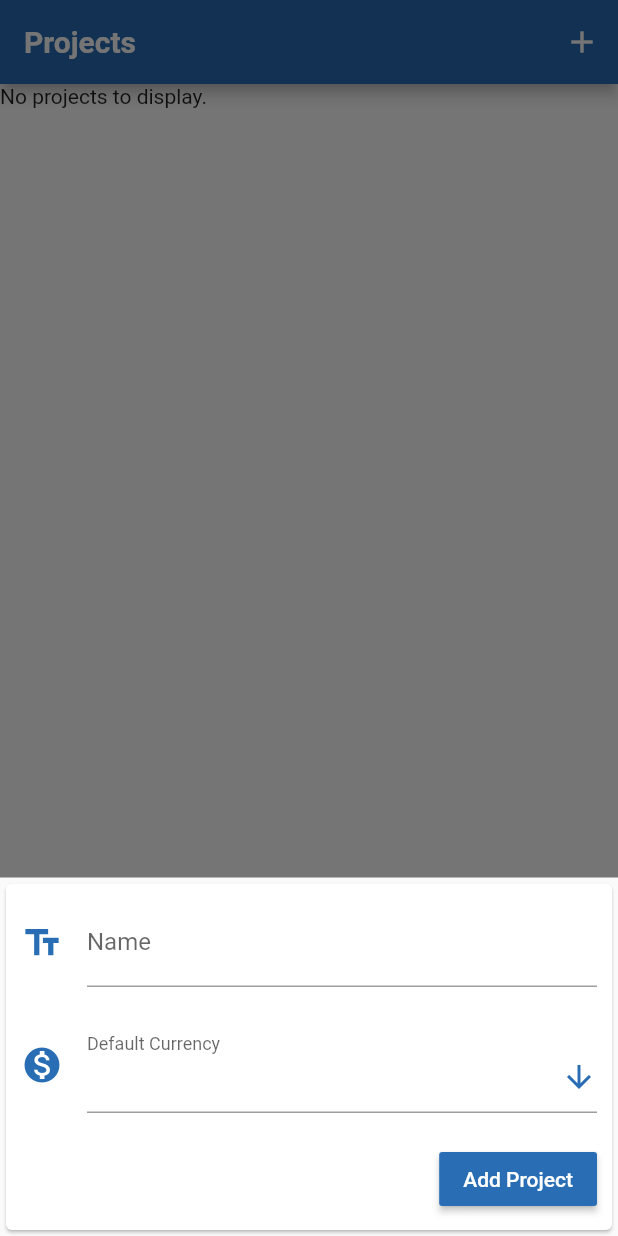
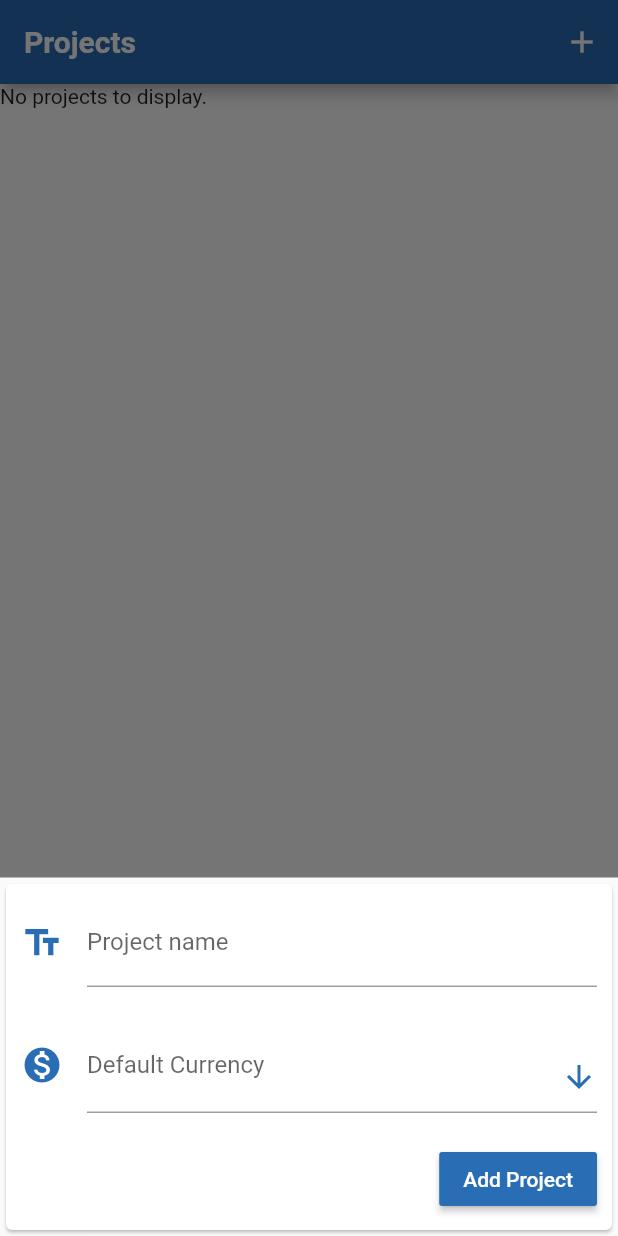
Before and after one commit to krzysiekz/CostyFlutter, a Flutter app: the screen it shows after launch, after a tap on the "add" icon, on a phone screen of 412 x 824 dp. Run offline on Flutter 3.47's test engine with Material 2 defaults, Android fonts, the phone set to English and light mode, and no system bars; our stand-ins replace bloc, dartz, decimal, equatable, flutter_bloc, get_it and 1 more; missing offline and left inert: flare_splash_screen; accounts and stored records are empty; Roboto replaces fonts that are missing (OpenSans); statements that could not run were skipped.

Commit message:
some code cleanup

```diff
--- a/lib/presentation/widgets/forms/new_project_form.dart
+++ b/lib/presentation/widgets/forms/new_project_form.dart
@@ -1,3 +1,4 @@
+import 'package:costy/presentation/widgets/other/custom_text_field.dart';
 import 'package:flutter/material.dart';
 import 'package:flutter_bloc/flutter_bloc.dart';
 
@@ -6,7 +7,6 @@ import '../../bloc/bloc.dart';
 import '../../bloc/currency_bloc.dart';
 import '../../bloc/currency_state.dart';
 import '../../bloc/project_bloc.dart';
-import '../utilities/dialog_utilities.dart';
 
 class NewProjectForm extends StatefulWidget {
   @override
@@ -22,11 +22,9 @@ class _NewProjectFormState extends State<NewProjectForm> {
   void _submitData() {
     if (_formKey.currentState.validate()) {
       final enteredName = _nameController.text;
-      final enteredDefaultCurrency = _defaultCurrency;
 
       BlocProvider.of<ProjectBloc>(context).add(AddProjectEvent(
-          projectName: enteredName,
-          defaultCurrency: Currency(name: enteredDefaultCurrency)));
+          projectName: enteredName, defaultCurrency: _defaultCurrency));
       BlocProvider.of<ProjectBloc>(context).add(GetProjectsEvent());
 
       Navigator.of(context).pop();
@@ -48,14 +46,8 @@ class _NewProjectFormState extends State<NewProjectForm> {
   @override
   Widget build(BuildContext context) {
     return SingleChildScrollView(
-      child: BlocConsumer<CurrencyBloc, CurrencyState>(
+      child: BlocBuilder<CurrencyBloc, CurrencyState>(
           bloc: BlocProvider.of<CurrencyBloc>(context),
-          listener: (context, state) {
-            if (state is CurrencyError) {
-              DialogUtilities.showAlertDialog(
-                  context, 'Error', 'Cannot get available currencies.');
-            }
-          },
           builder: (context, state) {
             return Card(
               color: Theme.of(context).backgroundColor,
@@ -76,8 +68,6 @@ class _NewProjectFormState extends State<NewProjectForm> {
   Widget _buildForm(BuildContext context, CurrencyState state) {
     if (state is CurrencyLoaded) {
       return _showForm(context, state);
-    } else if (state is CurrencyLoading) {
-      return DialogUtilities.showLoadingIndicator(context);
     } else {
       return new Container();
     }
@@ -89,7 +79,13 @@ class _NewProjectFormState extends State<NewProjectForm> {
       child: Column(
         crossAxisAlignment: CrossAxisAlignment.end,
         children: <Widget>[
-          _createProjectNameTextField(context),
+          CustomTextField(
+            icon: Icons.text_fields,
+            hintText: 'Enter project name',
+            labelText: 'Project name',
+            controller: _nameController,
+            validator: (val) => val.isEmpty ? 'Project name is required' : null,
+          ),
           const SizedBox(
             height: 20,
           ),
@@ -108,10 +104,10 @@ class _NewProjectFormState extends State<NewProjectForm> {
     );
   }
 
-  FormField<String> _createCurrencyDropdownField(
+  FormField<Currency> _createCurrencyDropdownField(
       BuildContext context, CurrencyLoaded state) {
-    return FormField<String>(
-      builder: (FormFieldState<String> formState) {
+    return FormField<Currency>(
+      builder: (FormFieldState<Currency> formState) {
         return InputDecorator(
           decoration: InputDecoration(
             icon: Icon(
@@ -122,25 +118,25 @@ class _NewProjectFormState extends State<NewProjectForm> {
             labelText: 'Default Currency',
             errorText: formState.hasError ? formState.errorText : null,
           ),
-          isEmpty: _defaultCurrency == '',
+          isEmpty: _defaultCurrency == null,
           child: new DropdownButtonHideUnderline(
-            child: new DropdownButton<String>(
+            child: new DropdownButton<Currency>(
               icon: Icon(
                 Icons.arrow_downward,
                 color: Theme.of(context).primaryColor,
               ),
               value: _defaultCurrency,
               isDense: true,
-              onChanged: (String newValue) {
+              onChanged: (Currency newValue) {
                 setState(() {
                   _defaultCurrency = newValue;
                   formState.didChange(newValue);
                 });
               },
               items: state.currencies
-                  .map<DropdownMenuItem<String>>((Currency currency) {
-                return DropdownMenuItem<String>(
-                  value: currency.name,
+                  .map<DropdownMenuItem<Currency>>((Currency currency) {
+                return DropdownMenuItem<Currency>(
+                  value: currency,
                   child: Text(currency.name),
                 );
               }).toList(),
@@ -149,26 +145,8 @@ class _NewProjectFormState extends State<NewProjectForm> {
         );
       },
       validator: (val) {
-        return (val == null || val.isEmpty)
-            ? 'Please select a default currency'
-            : null;
+        return (val == null) ? 'Please select a default currency' : null;
       },
     );
   }
-
-  TextFormField _createProjectNameTextField(BuildContext context) {
-    return new TextFormField(
-      decoration: InputDecoration(
-        icon: Icon(
-          Icons.text_fields,
-          size: 28,
-          color: Theme.of(context).primaryColor,
-        ),
-        hintText: 'Enter project name',
-        labelText: 'Name',
-      ),
-      validator: (val) => val.isEmpty ? 'Project name is required' : null,
-      controller: _nameController,
-    );
-  }
 }
--- /dev/null
+++ b/lib/presentation/widgets/other/custom_text_field.dart
@@ -0,0 +1,41 @@
+import 'package:flutter/material.dart';
+import 'package:flutter/widgets.dart';
+
+class CustomTextField extends StatefulWidget {
+  final IconData icon;
+  final String hintText;
+  final String labelText;
+  final TextEditingController controller;
+  final Function validator;
+
+  const CustomTextField(
+      {Key key,
+      this.icon,
+      this.hintText,
+      this.labelText,
+      this.controller,
+      this.validator})
+      : super(key: key);
+
+  @override
+  _CustomTextFieldState createState() => _CustomTextFieldState();
+}
+
+class _CustomTextFieldState extends State<CustomTextField> {
+  @override
+  Widget build(BuildContext context) {
+    return TextFormField(
+      decoration: InputDecoration(
+        icon: Icon(
+          widget.icon,
+          size: 28,
+          color: Theme.of(context).primaryColor,
+        ),
+        hintText: widget.hintText,
+        labelText: widget.labelText,
+      ),
+      validator: widget.validator,
+      controller: widget.controller,
+    );
+  }
+}
```
Also changed, not shown: lib/presentation/widgets/forms/new_expense_form.dart (+38 -53 lines), lib/presentation/widgets/forms/new_user_form.dart (+8 -17 lines).
